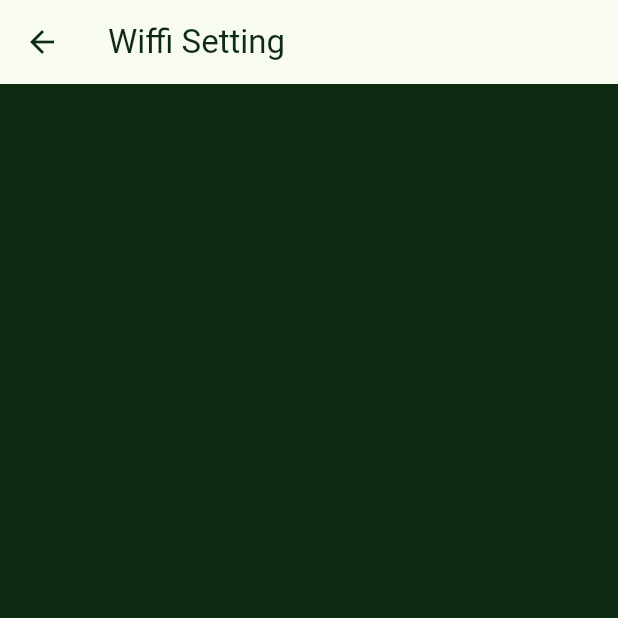
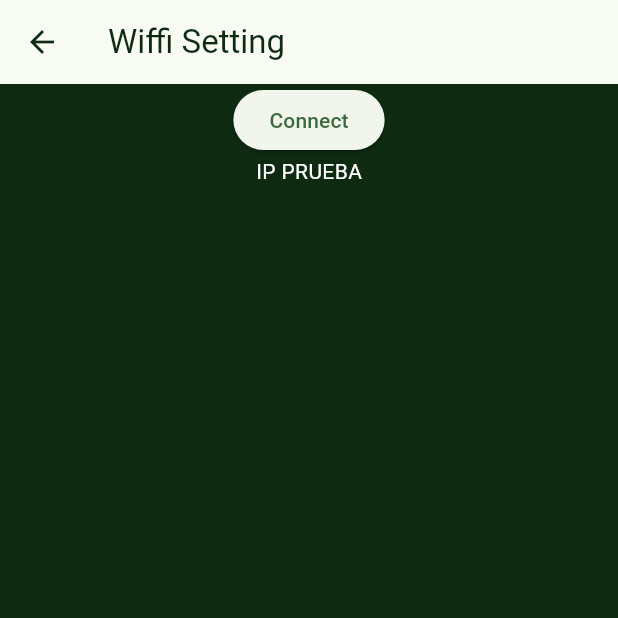
Before and after one commit to jmontero22c/Flutter_Guardian, a Flutter app: the screen it shows after launch, after a tap on "Wifi Settings", on a phone screen of 412 x 824 dp, the top half of it. Run offline on Flutter 3.47's test engine with Material 2 defaults, Android fonts, the phone set to English and light mode, and no system bars; our stand-ins replace permission_handler; missing offline and left inert: network_info_plus.

Commit message:
Getting Wifi Info

```diff
--- a/lib/Colors/colors.dart
+++ b/lib/Colors/colors.dart
@@ -1,4 +1,7 @@
 import 'package:flutter/material.dart';
 
+class AppColors{
+
+}
 const Color mainColor = Color(0xFF0E2A11);
 const Color secondColor = Color(0xFFD5D5D5);
--- a/lib/Screens/main_page.dart
+++ b/lib/Screens/main_page.dart
@@ -1,15 +1,12 @@
-import 'dart:math';
-
 import 'package:flutter/material.dart';
 import 'package:my_app/Colors/colors.dart';
+import 'package:my_app/Routes/routes.dart';
 
 class MainPage extends StatelessWidget {
-  final List<String>? routes;
-  const MainPage({super.key, required this.routes});
+  const MainPage({super.key});
 
   @override
   Widget build(BuildContext context) {
-    print(routes);
     return Scaffold(
       appBar: AppBar(
         backgroundColor: secondColor,
@@ -58,7 +55,7 @@ class Options extends StatelessWidget {
             ),
           ),
           onTap: () {
-            Navigator.pushNamed(context, '/WifiSetting');
+            Navigator.pushNamed(context, RouteManager.wifiSetting);
           },
         );
       }),
--- a/lib/Screens/wifi_settings.dart
+++ b/lib/Screens/wifi_settings.dart
@@ -1,22 +1,49 @@
-import 'dart:math';
-
 import 'package:flutter/material.dart';
 import 'package:my_app/Colors/colors.dart';
+import 'package:network_info_plus/network_info_plus.dart';
+import 'package:permission_handler/permission_handler.dart';
 
-class WifiSettings extends StatelessWidget {
+class WifiSettings extends StatefulWidget {
   const WifiSettings({super.key});
 
   @override
+  State<WifiSettings> createState() => _WifiSettings();
+}
+
+class _WifiSettings extends State<WifiSettings> {
+  final info = NetworkInfo();
+  String nameWifi = '';
+  String? wifiIP = 'IP PRUEBA';
+
+  Future<void> connectWifi() async {
+    var locationStatus = await Permission.location.status;
+
+    print(locationStatus);
+    if (locationStatus.isDenied){
+      await Permission.locationWhenInUse.request();
+    }
+    if (await Permission.location.isRestricted) {
+      openAppSettings();
+    }
+    if (await Permission.location.isGranted)
+    {
+      var wifiName = await info.getWifiName();
+      var _wifiIP = await info.getWifiIP();
+      if (_wifiIP != null) {
+        setState(() {
+          nameWifi = wifiName??"NO NAME";
+          wifiIP = _wifiIP;
+        });
+        print(nameWifi);
+      } else {
+        print('Not connected to a Wi-Fi network.');
+      }
+    }
+
+  }
+
+  @override
   Widget build(BuildContext context) {
-    final ButtonStyle style = ElevatedButton.styleFrom(
-          shape: const RoundedRectangleBorder(
-            borderRadius: BorderRadius.all(Radius.circular(2)),
-          ),
-          textStyle: const TextStyle(
-            color: Color(0xFFFFFFFF),
-          ),
-          backgroundColor: Colors.white,
-        );
     return Scaffold(
       appBar: AppBar(
         // backgroundColor: secondColor,
@@ -25,12 +52,28 @@ class WifiSettings extends StatelessWidget {
         title: const Text("Wiffi Setting", style: TextStyle(color: mainColor),),
         iconTheme: const IconThemeData(color: mainColor),
       ),
-      body: const Center(
-        child: ElevatedButton(
-          // style: style,
-          onPressed: null,
-          child: Text('Disabled'),
-        ),
+      body: ListView(
+        children: [
+          Center(
+            child: ElevatedButton(
+              // style: style,
+              onPressed: () => connectWifi(),
+              child: const Text("Connect"),
+            ),
+          ),
+          Center(
+            child: Text(
+              wifiIP!,
+              style: const TextStyle(color: Colors.white),
+            ),
+          ),
+          Center(
+            child: Text(
+              nameWifi,
+              style: const TextStyle(color: Colors.white),
+            ),
+          ),
+        ],
       ),
     );
 
--- a/lib/main.dart
+++ b/lib/main.dart
@@ -1,5 +1,6 @@
 import 'package:flutter/material.dart';
 import 'package:my_app/Colors/colors.dart';
+import 'package:my_app/Routes/routes.dart';
 import 'package:my_app/Screens/wifi_settings.dart';
 import 'Screens/main_page.dart';
 
@@ -9,12 +10,10 @@ void main() {
 
 class MyApp extends StatelessWidget {
   const MyApp({super.key});
-  static const List<String> routes = ['/', '/WifiSetting', '/monitoring'];
 
   // This widget is the root of your application.
   @override
   Widget build(BuildContext context) {
-    print(routes);
     return MaterialApp(
       title: 'Flutter Demo',
       theme: ThemeData(
@@ -23,14 +22,11 @@ class MyApp extends StatelessWidget {
         scaffoldBackgroundColor: mainColor,
       ),
       // home: const MainPage(),
-      initialRoute: routes[0],
+      initialRoute: RouteManager.home,
       routes: {
-        routes[0] : (context) {
-          print("Building MainPage with routes: $routes");
-          return MainPage(routes: routes);
-        },
-        routes[1] : (context) => const WifiSettings(),
-        routes[2] : (context) => const WifiSettings()
+        RouteManager.home         : (context) => const MainPage(),
+        RouteManager.wifiSetting  : (context) => const WifiSettings(),
+        RouteManager.monitoring   : (context) => const WifiSettings(),
       },
     );
   }
--- /dev/null
+++ b/lib/models/wifi.dart
@@ -0,0 +1,3 @@
+// class Wifi {
+//   String name;
+// }
--- a/pubspec.yaml
+++ b/pubspec.yaml
@@ -35,6 +35,9 @@ dependencies:
   # The following adds the Cupertino Icons font to your application.
   # Use with the CupertinoIcons class for iOS style icons.
   cupertino_icons: ^1.0.2
+  http: ^1.1.0
+  network_info_plus: ^4.1.0
+  permission_handler: ^11.0.1
 
 dev_dependencies:
   flutter_test:
```
Also changed, not shown: pubspec.lock, 4 other files.
